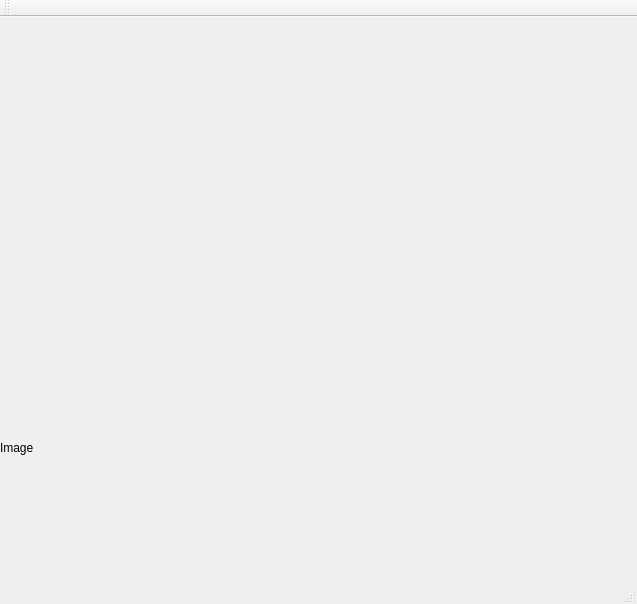
Old version of the form tetrismainwindow.ui in the repository cfcv/Tetris.
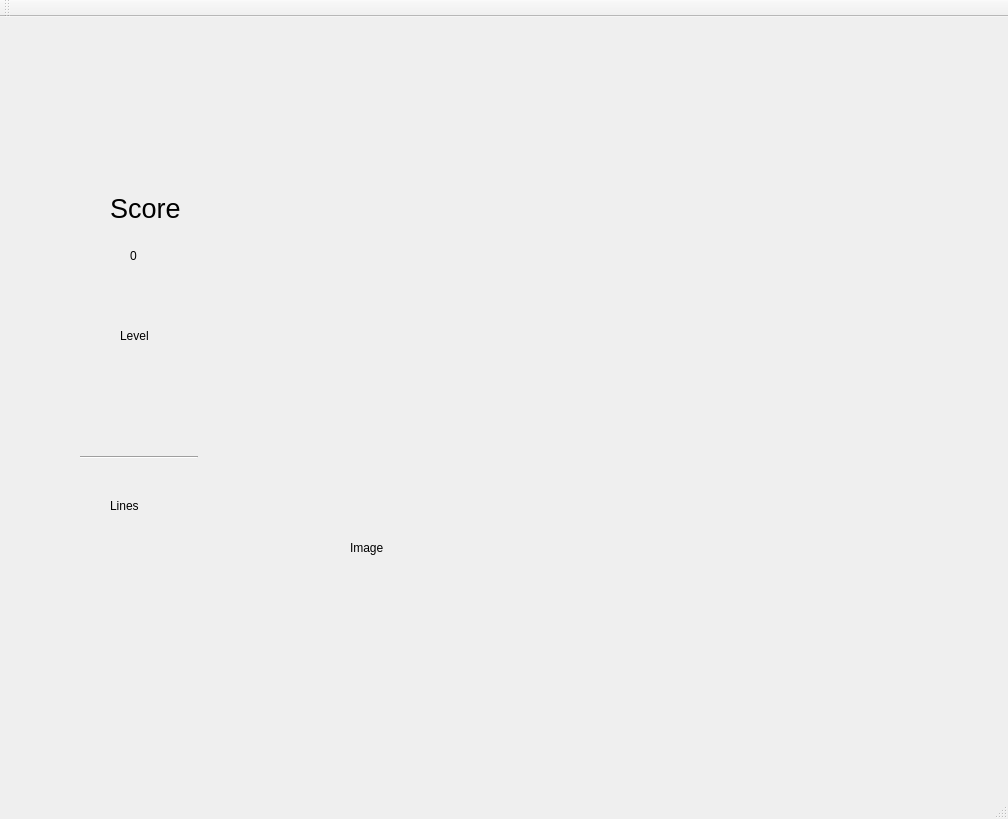
New version of the form. Custom widgets are drawn as their Qt base class.

Patch:
```diff
--- a/tetrismainwindow.ui
+++ b/tetrismainwindow.ui
@@ -6,8 +6,8 @@
    <rect>
     <x>0</x>
     <y>0</y>
-    <width>637</width>
-    <height>604</height>
+    <width>1008</width>
+    <height>819</height>
    </rect>
   </property>
   <property name="windowTitle">
@@ -17,8 +17,8 @@
    <widget class="QLabel" name="image_label">
     <property name="geometry">
      <rect>
-      <x>0</x>
-      <y>320</y>
+      <x>350</x>
+      <y>420</y>
       <width>611</width>
       <height>221</height>
      </rect>
@@ -30,13 +30,83 @@
    <widget class="PaintWidget" name="paintArea" native="true">
     <property name="geometry">
      <rect>
-      <x>0</x>
-      <y>10</y>
+      <x>330</x>
+      <y>20</y>
       <width>621</width>
       <height>281</height>
      </rect>
     </property>
    </widget>
+   <widget class="Line" name="line">
+    <property name="geometry">
+     <rect>
+      <x>80</x>
+      <y>430</y>
+      <width>118</width>
+      <height>20</height>
+     </rect>
+    </property>
+    <property name="orientation">
+     <enum>Qt::Horizontal</enum>
+    </property>
+   </widget>
+   <widget class="QLabel" name="score_label">
+    <property name="geometry">
+     <rect>
+      <x>130</x>
+      <y>230</y>
+      <width>21</width>
+      <height>17</height>
+     </rect>
+    </property>
+    <property name="text">
+     <string>0</string>
+    </property>
+   </widget>
+   <widget class="QLabel" name="label_2">
+    <property name="geometry">
+     <rect>
+      <x>110</x>
+      <y>176</y>
+      <width>81</width>
+      <height>31</height>
+     </rect>
+    </property>
+    <property name="font">
+     <font>
+      <pointsize>20</pointsize>
+     </font>
+    </property>
+    <property name="text">
+     <string>Score</string>
+    </property>
+   </widget>
+   <widget class="QLabel" name="label">
+    <property name="geometry">
+     <rect>
+      <x>120</x>
+      <y>310</y>
+      <width>67</width>
+      <height>17</height>
+     </rect>
+    </property>
+    <property name="text">
+     <string>Level</string>
+    </property>
+   </widget>
+   <widget class="QLabel" name="label_3">
+    <property name="geometry">
+     <rect>
+      <x>110</x>
+      <y>480</y>
+      <width>67</width>
+      <height>17</height>
+     </rect>
+    </property>
+    <property name="text">
+     <string>Lines</string>
+    </property>
+   </widget>
   </widget>
   <widget class="QMenuBar" name="menuBar">
    <property name="geometry">
```
Left out of the diff: 2 changed lines with no effect on the pictures.
